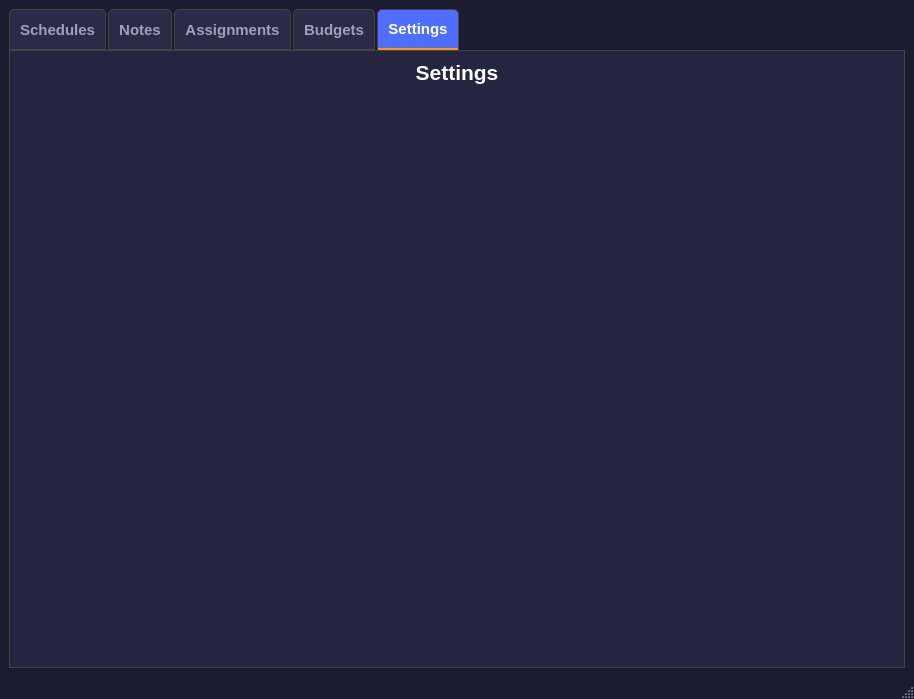
Qt form UI/window.ui (Matchu02118/AcademicManagementApp) before a commit.
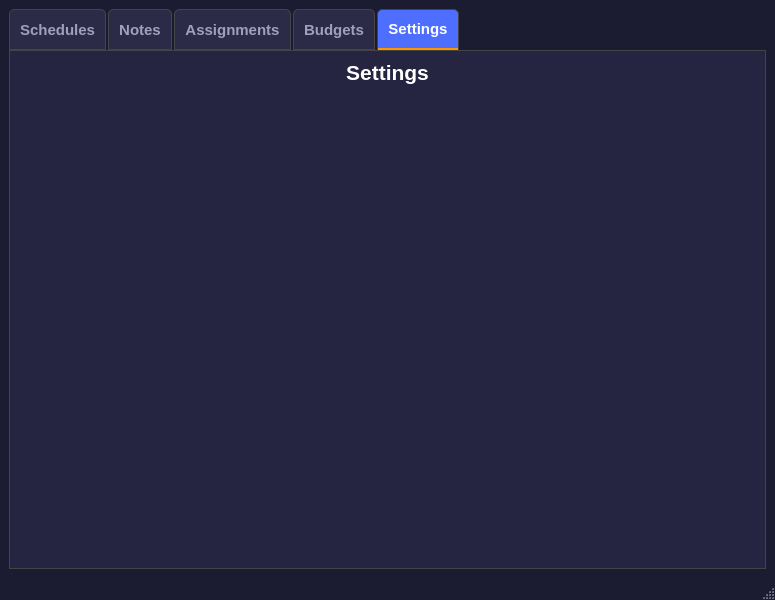
The same form after that commit. The open tabs and pages were chosen to show the change. Icons and pictures are not drawn.

```diff
--- a/UI/window.ui
+++ b/UI/window.ui
@@ -6,10 +6,22 @@
    <rect>
     <x>0</x>
     <y>0</y>
-    <width>914</width>
-    <height>699</height>
+    <width>775</width>
+    <height>600</height>
    </rect>
   </property>
+  <property name="minimumSize">
+   <size>
+    <width>640</width>
+    <height>480</height>
+   </size>
+  </property>
+  <property name="maximumSize">
+   <size>
+    <width>800</width>
+    <height>600</height>
+   </size>
+  </property>
   <property name="font">
    <font>
     <family>Tahoma</family>
@@ -43,6 +55,9 @@
       <property name="cursor">
        <cursorShape>ArrowCursor</cursorShape>
       </property>
+      <property name="layoutDirection">
+       <enum>Qt::LeftToRight</enum>
+      </property>
       <property name="autoFillBackground">
        <bool>false</bool>
       </property>
@@ -414,12 +429,27 @@
        <layout class="QVBoxLayout" name="verticalLayout_2">
         <item>
          <widget class="QLabel" name="settingsLabel">
+          <property name="minimumSize">
+           <size>
+            <width>640</width>
+            <height>480</height>
+           </size>
+          </property>
+          <property name="maximumSize">
+           <size>
+            <width>800</width>
+            <height>600</height>
+           </size>
+          </property>
           <property name="font">
            <font>
             <pointsize>16</pointsize>
             <bold>true</bold>
            </font>
           </property>
+          <property name="autoFillBackground">
+           <bool>false</bool>
+          </property>
           <property name="styleSheet">
            <string notr="true">QLabel{
 	color:#fff;
```
Left out of the diff: 11 changed lines with no effect on the pictures.
